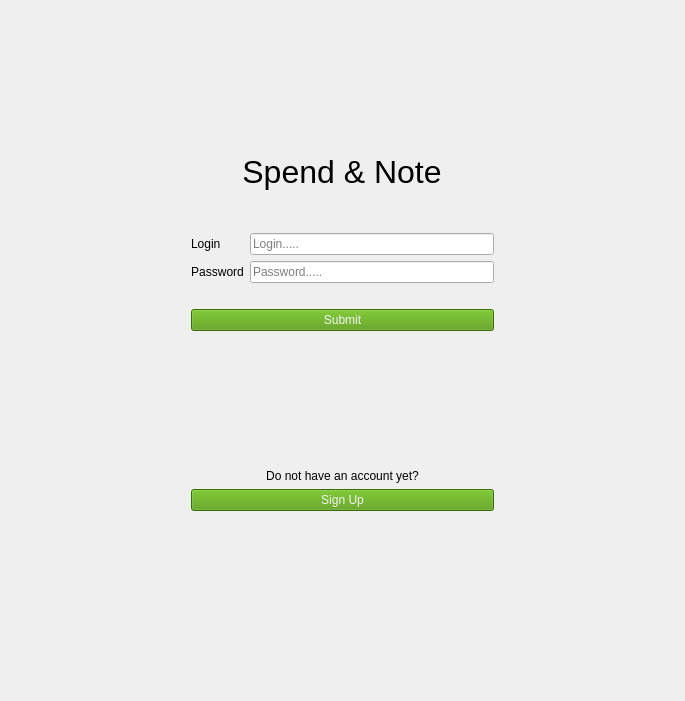
First picture: the form in src/Client/View/LoginPage/LoginPage.ui, repository iodream/Spend-Note, before the edit.
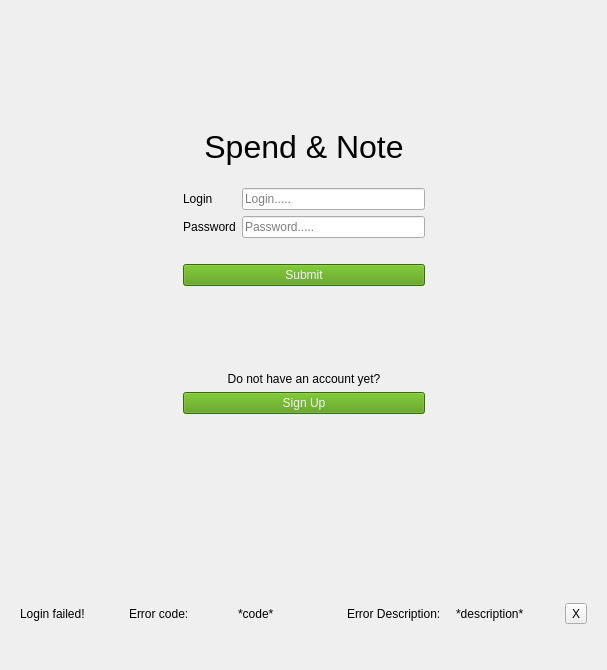
Second picture: the form after the edit.

Commit message: added banner for login, main and signup pages

```diff
--- a/src/Client/View/LoginPage/LoginPage.ui
+++ b/src/Client/View/LoginPage/LoginPage.ui
@@ -6,27 +6,14 @@
    <rect>
     <x>0</x>
     <y>0</y>
-    <width>685</width>
-    <height>701</height>
+    <width>607</width>
+    <height>670</height>
    </rect>
   </property>
   <property name="windowTitle">
    <string>Form</string>
   </property>
-  <layout class="QGridLayout" name="gridLayout" rowstretch="1,5,1" columnstretch="1,5,1">
-   <item row="0" column="1">
-    <spacer name="verticalSpacer">
-     <property name="orientation">
-      <enum>Qt::Vertical</enum>
-     </property>
-     <property name="sizeHint" stdset="0">
-      <size>
-       <width>20</width>
-       <height>93</height>
-      </size>
-     </property>
-    </spacer>
-   </item>
+  <layout class="QGridLayout" name="gridLayout" rowstretch="1,4,1,1" columnstretch="1,4,1">
    <item row="1" column="0">
     <spacer name="horizontalSpacer">
      <property name="orientation">
@@ -218,6 +205,19 @@
      </layout>
     </widget>
    </item>
+   <item row="0" column="1">
+    <spacer name="verticalSpacer">
+     <property name="orientation">
+      <enum>Qt::Vertical</enum>
+     </property>
+     <property name="sizeHint" stdset="0">
+      <size>
+       <width>20</width>
+       <height>93</height>
+      </size>
+     </property>
+    </spacer>
+   </item>
    <item row="1" column="2">
     <spacer name="horizontalSpacer_2">
      <property name="orientation">
@@ -244,6 +244,87 @@
      </property>
     </spacer>
    </item>
+   <item row="3" column="0" colspan="3">
+    <widget class="QWidget" name="ErrorWidget" native="true">
+     <property name="enabled">
+      <bool>true</bool>
+     </property>
+     <layout class="QVBoxLayout" name="verticalLayout_2">
+      <item>
+       <spacer name="verticalSpacer_5">
+        <property name="orientation">
+         <enum>Qt::Vertical</enum>
+        </property>
+        <property name="sizeHint" stdset="0">
+         <size>
+          <width>20</width>
+          <height>18</height>
+         </size>
+        </property>
+       </spacer>
+      </item>
+      <item>
+       <layout class="QHBoxLayout" name="horizontalLayout">
+        <item>
+         <widget class="QLabel" name="label">
+          <property name="text">
+           <string>Login failed!</string>
+          </property>
+         </widget>
+        </item>
+        <item>
+         <widget class="QLabel" name="label_2">
+          <property name="text">
+           <string>Error code:</string>
+          </property>
+         </widget>
+        </item>
+        <item>
+         <widget class="QLabel" name="ErrorCodeLabel">
+          <property name="text">
+           <string>*code*</string>
+          </property>
+         </widget>
+        </item>
+        <item>
+         <widget class="QLabel" name="label_3">
+          <property name="text">
+           <string>Error Description:</string>
+          </property>
+         </widget>
+        </item>
+        <item>
+         <widget class="QLabel" name="ErrorDescriptionLabel">
+          <property name="text">
+           <string>*description*</string>
+          </property>
+         </widget>
+        </item>
+        <item>
+         <widget class="QToolButton" name="CloseErrorBannerToolButton">
+          <property name="text">
+           <string>X</string>
+          </property>
+         </widget>
+        </item>
+       </layout>
+      </item>
+      <item>
+       <spacer name="verticalSpacer_6">
+        <property name="orientation">
+         <enum>Qt::Vertical</enum>
+        </property>
+        <property name="sizeHint" stdset="0">
+         <size>
+          <width>20</width>
+          <height>18</height>
+         </size>
+        </property>
+       </spacer>
+      </item>
+     </layout>
+    </widget>
+   </item>
   </layout>
  </widget>
  <resources/>
```
The commit also changes 11 other files.
